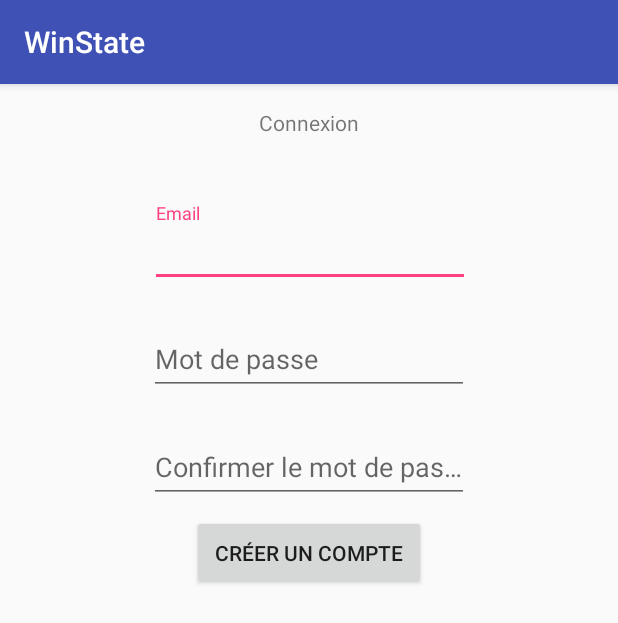
After one commit to KekeTSC/Winckathon, an Android app: the CreateAccountActivity screen opened directly, with no data from a screen before it, on a phone screen of 412 x 824 dp. The commit adds this screen. Shown: the top 623 px of the screen. Run offline under Robolectric (Android 15) with nearby library versions, the phone set to English and light mode, and no system bars; our stand-ins replace Firebase (no records; nobody signed in at launch, a user with empty details on screens opened directly).

Commit message:
Add create account auto connection model in firebase

```diff
--- a/app/build.gradle
+++ b/app/build.gradle
@@ -32,4 +32,6 @@ dependencies {
 
 
 
+
+
 apply plugin: 'com.google.gms.google-services'
--- a/app/src/main/AndroidManifest.xml
+++ b/app/src/main/AndroidManifest.xml
@@ -9,13 +9,15 @@
         android:roundIcon="@mipmap/ic_launcher_round"
         android:supportsRtl="true"
         android:theme="@style/AppTheme">
-        <activity android:name=".MainActivity">
+        <activity android:name=".UI.ConnectionActivity">
             <intent-filter>
                 <action android:name="android.intent.action.MAIN" />
 
                 <category android:name="android.intent.category.LAUNCHER" />
             </intent-filter>
         </activity>
+        <activity android:name=".UI.CreateAccountActivity" />
+        <activity android:name=".UI.WinLinkActivity"></activity>
     </application>
 
 </manifest>
--- /dev/null
+++ b/app/src/main/java/fr/wildcodeschool/kelian/winstate/UI/CreateAccountActivity.java
@@ -0,0 +1,96 @@
+package fr.wildcodeschool.kelian.winstate.UI;
+
+import android.content.Intent;
+import android.support.v7.app.AppCompatActivity;
+import android.os.Bundle;
+import android.view.View;
+import android.widget.Button;
+import android.widget.EditText;
+
+import com.google.firebase.auth.FirebaseAuth;
+import com.google.firebase.database.DatabaseReference;
+import com.google.firebase.database.FirebaseDatabase;
+
+import fr.wildcodeschool.kelian.winstate.Controllers.AuthController;
+import fr.wildcodeschool.kelian.winstate.R;
+
+public class CreateAccountActivity extends AppCompatActivity {
+
+    private final String TAG = String.format("WinState : %s", getClass().getSimpleName());
+    private EditText mEditMail, mEditPassword, mEditPasswordConfirm;
+    private String mEmailText, mPasswordText;
+    private AuthController mAuthController;
+
+    @Override
+    protected void onCreate(Bundle savedInstanceState) {
+        super.onCreate(savedInstanceState);
+        setContentView(R.layout.activity_create_account);
+
+        Intent intent = getIntent();
+
+        mAuthController = AuthController.getInstance();
+
+        mEditMail = findViewById(R.id.input_email);
+        mEditPassword = findViewById(R.id.input_password);
+        mEditPasswordConfirm = findViewById(R.id.input_password_confirmation);
+        Button buttonCreateAccount = findViewById(R.id.button_create_account);
+
+        mEditMail.setText(intent.getStringExtra("email"));
+
+        buttonCreateAccount.setOnClickListener(new View.OnClickListener() {
+            @Override
+            public void onClick(View view) {
+                if (validateForm()) {
+                    mEmailText = mEditMail.getText().toString().trim();
+                    mPasswordText = mEditPassword.getText().toString().trim();
+                    mAuthController.createAccount(CreateAccountActivity.this, mEmailText, mPasswordText);
+                }
+            }
+        });
+    }
+
+    private boolean validateForm() {
+        boolean valid = true;
+
+        String email = mEditMail.getText().toString();
+        if (email.isEmpty()) {
+            mEditMail.setText("");
+            mEditPassword.setText("");
+            mEditPasswordConfirm.setText("");
+            mEditMail.setError(getString(R.string.please_fill_email));
+            valid = false;
+        } else {
+            mEditMail.setError(null);
+        }
+
+        String password = mEditPassword.getText().toString();
+        if (password.isEmpty()) {
+            mEditPassword.setText("");
+            mEditPasswordConfirm.setText("");
+            mEditPassword.setError(getString(R.string.please_fill_password));
+            valid = false;
+        } else {
+            mEditPassword.setError(null);
+        }
+        String passwordConfirm = mEditPasswordConfirm.getText().toString();
+        if (passwordConfirm.isEmpty()) {
+            mEditPassword.setText("");
+            mEditPasswordConfirm.setText("");
+            mEditPasswordConfirm.setError(getString(R.string.please_fill_password_confirm));
+            valid = false;
+        } else {
+            mEditPasswordConfirm.setError(null);
+        }
+        if (!password.equals(passwordConfirm)) {
+            mEditPassword.setText("");
+            mEditPasswordConfirm.setText("");
+            mEditPassword.setError("Les mots de passes doivent être les mêmes.");
+            mEditPasswordConfirm.setError("Les mots de passes doivent être les mêmes.");
+            valid = false;
+        } else {
+            mEditPassword.setError(null);
+            mEditPasswordConfirm.setError(null);
+        }
+        return valid;
+    }
+}
--- /dev/null
+++ b/app/src/main/res/layout/activity_create_account.xml
@@ -0,0 +1,92 @@
+<?xml version="1.0" encoding="utf-8"?>
+<android.support.constraint.ConstraintLayout xmlns:android="http://schemas.android.com/apk/res/android"
+    xmlns:app="http://schemas.android.com/apk/res-auto"
+    xmlns:tools="http://schemas.android.com/tools"
+    android:layout_width="match_parent"
+    android:layout_height="match_parent"
+    tools:context="fr.wildcodeschool.kelian.winstate.UI.CreateAccountActivity">
+
+    <TextView
+        android:id="@+id/login_title"
+        android:layout_width="wrap_content"
+        android:layout_height="wrap_content"
+        android:layout_marginEnd="8dp"
+        android:layout_marginStart="8dp"
+        android:layout_marginTop="16dp"
+        android:text="@string/login_title"
+        app:layout_constraintEnd_toEndOf="parent"
+        app:layout_constraintStart_toStartOf="parent"
+        app:layout_constraintTop_toTopOf="parent"/>
+
+    <android.support.design.widget.TextInputLayout
+        android:id="@+id/input_email_label"
+        android:layout_width="wrap_content"
+        android:layout_height="wrap_content"
+        android:layout_marginEnd="8dp"
+        android:layout_marginStart="8dp"
+        android:layout_marginTop="44dp"
+        app:layout_constraintEnd_toEndOf="parent"
+        app:layout_constraintHorizontal_bias="0.503"
+        app:layout_constraintStart_toStartOf="parent"
+        app:layout_constraintTop_toBottomOf="@+id/login_title">
+
+        <EditText
+            android:id="@+id/input_email"
+            android:layout_width="wrap_content"
+            android:layout_height="wrap_content"
+            android:ems="10"
+            android:hint="@string/login_user_email"
+            android:inputType="textEmailAddress" />
+    </android.support.design.widget.TextInputLayout>
+
+    <android.support.design.widget.TextInputLayout
+        android:id="@+id/input_password_label"
+        android:layout_width="wrap_content"
+        android:layout_height="wrap_content"
+        android:layout_marginEnd="8dp"
+        android:layout_marginStart="8dp"
+        android:layout_marginTop="16dp"
+        app:layout_constraintEnd_toEndOf="parent"
+        app:layout_constraintStart_toStartOf="parent"
+        app:layout_constraintTop_toBottomOf="@+id/input_email_label">
+        <EditText
+            android:id="@+id/input_password"
+            android:layout_width="wrap_content"
+            android:layout_height="wrap_content"
+            android:ems="10"
+            android:hint="@string/password"
+            android:inputType="textPassword"/>
+    </android.support.design.widget.TextInputLayout>
+
+    <android.support.design.widget.TextInputLayout
+        android:id="@+id/input_password_confirmation_label"
+        android:layout_width="wrap_content"
+        android:layout_height="wrap_content"
+        android:layout_marginEnd="8dp"
+        android:layout_marginStart="8dp"
+        android:layout_marginTop="16dp"
+        app:layout_constraintEnd_toEndOf="parent"
+        app:layout_constraintStart_toStartOf="parent"
+        app:layout_constraintTop_toBottomOf="@+id/input_password_label">
+        <EditText
+            android:id="@+id/input_password_confirmation"
+            android:layout_width="wrap_content"
+            android:layout_height="wrap_content"
+            android:ems="10"
+            android:hint="@string/confirm_password"
+            android:inputType="textPassword"/>
+    </android.support.design.widget.TextInputLayout>
+
+    <Button
+        android:id="@+id/button_create_account"
+        android:layout_width="wrap_content"
+        android:layout_height="wrap_content"
+        android:layout_marginTop="8dp"
+        android:padding="15dp"
+        android:text="@string/create_account"
+        app:layout_constraintEnd_toEndOf="parent"
+        app:layout_constraintHorizontal_bias="0.5"
+        app:layout_constraintStart_toStartOf="parent"
+        app:layout_constraintTop_toBottomOf="@+id/input_password_confirmation_label" />
+
+</android.support.constraint.ConstraintLayout>
--- a/app/src/main/res/values/strings.xml
+++ b/app/src/main/res/values/strings.xml
@@ -9,5 +9,11 @@
     <string name="login_title">Connexion</string>
     <string name="login_user_email">Email</string>
     <string name="password">Mot de passe</string>
+    <string name="confirm_password">Confirmer le mot de passe</string>
     <string name="create_account">Créer un compte</string>
+    <string name="please_fill_email">Veuillez remplir l\'email</string>
+    <string name="please_fill_password">Veuillez remplir le mot de passe</string>
+    <string name="please_fill_password_confirm">Veuillez confirmer le mot de passe</string>
+    <string name="authentication_failed">Echec de l\'authentification</string>
+    <string name="welcome">Bienvenu !</string>
 </resources>
```
Also changed, not shown: app/src/main/java/fr/wildcodeschool/kelian/winstate/Controllers/AuthController.java (+80 -6 lines), app/src/main/java/fr/wildcodeschool/kelian/winstate/MainActivity.java (deleted, +0 -60 lines), app/src/main/java/fr/wildcodeschool/kelian/winstate/Models/UserModel.java (added, +105 -0 lines), app/src/main/java/fr/wildcodeschool/kelian/winstate/UI/ConnectionActivity.java (added, +75 -0 lines), app/src/main/java/fr/wildcodeschool/kelian/winstate/UI/WinLinkActivity.java (added, +15 -0 lines), app/src/main/res/layout/activity_win_link.xml (added, +9 -0 lines), app/src/main/res/layout/activity_connection.xml (renamed from app/src/main/res/layout/activity_main.xml).
